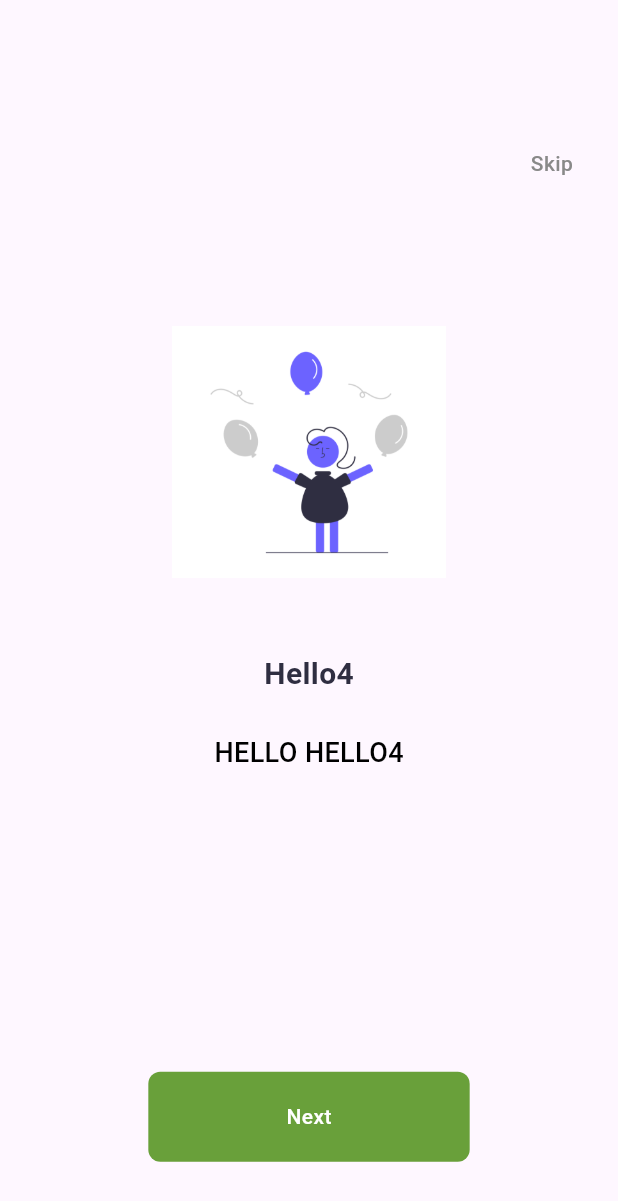
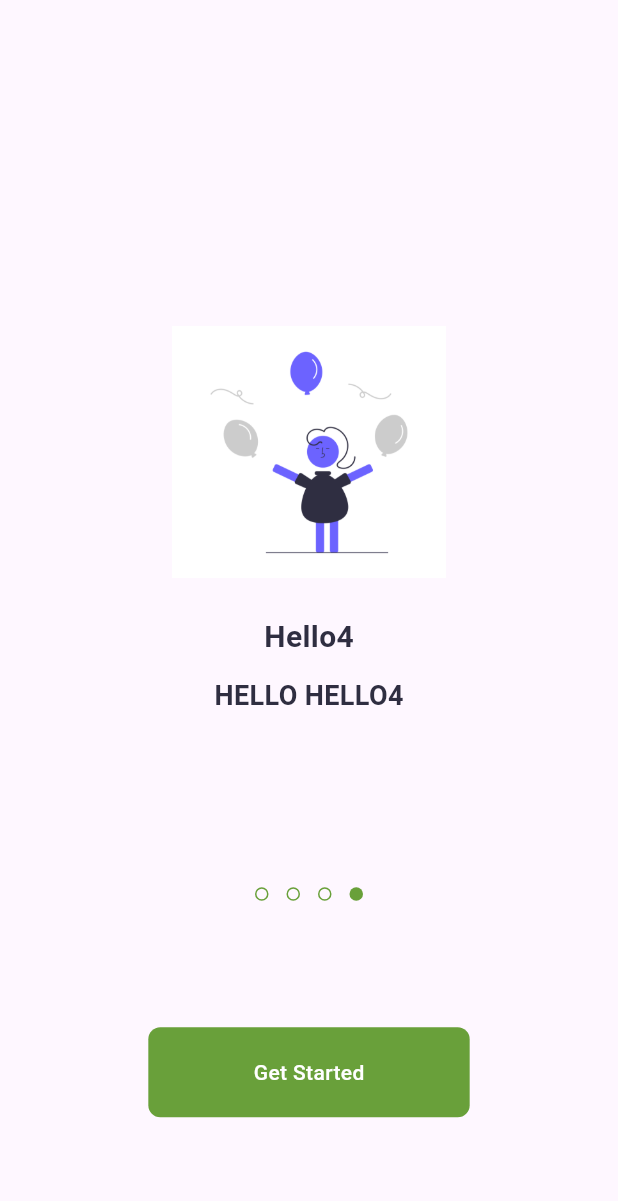
Before and after one commit to SherifShamel/food-court, a Flutter app: the screen it shows after launch, swiped to page 4, on a phone screen of 412 x 824 dp. Shown: the top 1201 px of the screen. Run offline on Flutter 3.47's test engine with Material 3 defaults, Android fonts, the phone set to English and light mode, and no system bars; drawn by our look-alikes of dots_indicator; our stand-ins replace carousel_slider, cloud_firestore, dartz, firebase_core, flutter_bloc; accounts and stored records are empty; Roboto replaces fonts that are missing (Gotham).

Commit message:
Finished Introduction/Welcome Feature.

```diff
--- a/lib/core/widgets/custom_buttons.dart
+++ b/lib/core/widgets/custom_buttons.dart
@@ -4,12 +4,15 @@ import 'package:food_court/core/constants.dart';
 
 class CustomGeneralButton extends StatelessWidget {
   final String? text;
+  final Function()? onTap;
 
-  const CustomGeneralButton({super.key, this.text});
+  const CustomGeneralButton({super.key, this.text, this.onTap});
 
   @override
   Widget build(BuildContext context) {
-    return Container(
+    return GestureDetector(
+      onTap: onTap,
+      child: Container(
         height: 60,
         width: SizeConfig.screenWidth,
         decoration: BoxDecoration(
@@ -27,6 +30,7 @@ class CustomGeneralButton extends StatelessWidget {
             textAlign: TextAlign.left,
           ),
         ),
+      ),
     );
   }
 }
--- a/lib/presentation/features/welcome_feature/pages/welcome_screen.dart
+++ b/lib/presentation/features/welcome_feature/pages/welcome_screen.dart
@@ -1,22 +1,61 @@
+import 'package:dots_indicator/dots_indicator.dart';
 import 'package:flutter/material.dart';
+import 'package:food_court/core/config/routes/page_route_names.dart';
 import 'package:food_court/core/config/utils/size_config.dart';
+import 'package:food_court/core/constants.dart';
 import 'package:food_court/core/widgets/custom_buttons.dart';
+import 'package:food_court/main.dart';
+import 'package:food_court/presentation/features/welcome_feature/widgets/custom_indicator.dart';
 import 'package:food_court/presentation/features/welcome_feature/widgets/custom_page_view.dart';
 
-
-class WelcomeScreenBody extends StatelessWidget {
+class WelcomeScreenBody extends StatefulWidget {
   const WelcomeScreenBody({super.key});
 
   @override
+  State<WelcomeScreenBody> createState() => _WelcomeScreenBodyState();
+}
+
+class _WelcomeScreenBodyState extends State<WelcomeScreenBody> {
+  PageController? pageController;
+
+  @override
+  void initState() {
+    pageController = PageController(initialPage: 0)
+      ..addListener(() {
+        setState(() {});
+      });
+    super.initState();
+  }
+
+  @override
   Widget build(BuildContext context) {
-    SizeConfig().init(context);
+    // print(pageController!.page);
     return Scaffold(
       body: Stack(
         children: [
-          const CustomPageView(),
+          CustomPageView(
+            pageController: pageController,
+          ),
           Positioned(
+            left: 0,
+            right: 0,
+            bottom: SizeConfig.defaultSize! * 22,
+            child: CustomIndicator(
+                dotIndex:
+                    pageController!.hasClients ? pageController!.page : 0),
+          ),
+          Visibility(
+            visible: pageController!.hasClients
+                ? (pageController?.page == 3 ? false : true)
+                : true,
+            child: Positioned(
               top: SizeConfig.defaultSize! * 10,
               right: 30,
+              child: InkWell(
+                onTap: () {
+                  navigatorKey.currentState
+                      ?.pushReplacementNamed(PageRouteNames.layout);
+                },
                 child: const Text(
                   "Skip",
                   style: TextStyle(
@@ -25,13 +64,26 @@ class WelcomeScreenBody extends StatelessWidget {
                   ),
                 ),
               ),
-
+            ),
+          ),
           Positioned(
-            bottom: SizeConfig.defaultSize! * 5,
+            bottom: SizeConfig.defaultSize! * 8,
             right: SizeConfig.defaultSize! * 10,
             left: SizeConfig.defaultSize! * 10,
-            child: const CustomGeneralButton(
-              text: "Next",
+            child: CustomGeneralButton(
+              onTap: () {
+                if (pageController!.page! < 3) {
+                  pageController?.nextPage(
+                      duration: const Duration(milliseconds: 300),
+                      curve: Curves.easeIn);
+                } else {
+                  navigatorKey.currentState
+                      ?.pushReplacementNamed(PageRouteNames.layout);
+                }
+              },
+              text: pageController!.hasClients
+                  ? (pageController?.page == 3 ? "Get Started" : "Next")
+                  : "Next",
             ),
           ),
         ],
--- /dev/null
+++ b/lib/presentation/features/welcome_feature/widgets/custom_indicator.dart
@@ -0,0 +1,24 @@
+import 'package:dots_indicator/dots_indicator.dart';
+import 'package:flutter/material.dart';
+
+import '../../../../core/constants.dart';
+
+class CustomIndicator extends StatelessWidget {
+  final double? dotIndex;
+
+  const CustomIndicator({super.key, this.dotIndex});
+
+  @override
+  Widget build(BuildContext context) {
+    return DotsIndicator(
+      decorator: DotsDecorator(
+          activeColor: kMainColor,
+          color: Colors.transparent,
+          shape: RoundedRectangleBorder(
+              side: const BorderSide(color: kMainColor),
+              borderRadius: BorderRadius.circular(8))),
+      dotsCount: 4,
+      position: dotIndex!,
+    );
+  }
+}
--- a/lib/presentation/features/welcome_feature/widgets/custom_page_view.dart
+++ b/lib/presentation/features/welcome_feature/widgets/custom_page_view.dart
@@ -3,11 +3,15 @@ import 'package:food_court/generated/assets.dart';
 import 'package:food_court/presentation/features/welcome_feature/widgets/page_view_item.dart';
 
 class CustomPageView extends StatelessWidget {
-  const CustomPageView({super.key});
+  const CustomPageView({required this.pageController, super.key});
+
+  final PageController? pageController;
 
   @override
   Widget build(BuildContext context) {
     return PageView(
+      // scrollDirection: Axis.vertical,
+      controller: pageController,
       children: const [
         PageViewItem(
           title: "Hello1",
--- a/lib/presentation/features/welcome_feature/widgets/page_view_item.dart
+++ b/lib/presentation/features/welcome_feature/widgets/page_view_item.dart
@@ -18,14 +18,18 @@ class PageViewItem extends StatelessWidget {
           height: SizeConfig.defaultSize! * 17,
           fit: BoxFit.cover,
         ),
-        const VerticalSpace(value: 5,),
+        const VerticalSpace(value: 2.5,),
         Text(title!,style: const TextStyle(
           fontSize: 20,
           color: Color(0xFF2f2e41),
           fontWeight: FontWeight.w600,
         ),),
-        const VerticalSpace(value: 2.5,),
-        Text(description!),
+        const VerticalSpace(value: 1.2,),
+        Text(description!, style: const TextStyle(
+          fontSize: 18,
+          color: Color(0xFF2f2e41),
+          fontWeight: FontWeight.w600,
+        ),),
       ],
     );
   }
--- a/lib/presentation/features/welcome_feature/widgets/welcome_view_body.dart
+++ b/lib/presentation/features/welcome_feature/widgets/welcome_view_body.dart
@@ -1,11 +1,14 @@
 import 'package:flutter/material.dart';
 import 'package:food_court/presentation/features/welcome_feature/pages/welcome_screen.dart';
+
+import '../../../../core/config/utils/size_config.dart';
 
 class WelcomeScreenView extends StatelessWidget {
   const WelcomeScreenView({super.key});
 
   @override
   Widget build(BuildContext context) {
+    SizeConfig().init(context);
     return const WelcomeScreenBody();
   }
 }
--- a/pubspec.yaml
+++ b/pubspec.yaml
@@ -18,6 +18,7 @@ dependencies:
   cloud_firestore: ^4.14.0
   dartz: ^0.10.1
   flutter_bloc: ^8.1.6
+  dots_indicator: ^2.1.2
 
 dev_dependencies:
   flutter_test:
```
Also changed, not shown: pubspec.lock. Lines whose indentation alone changed are shown as unchanged.
